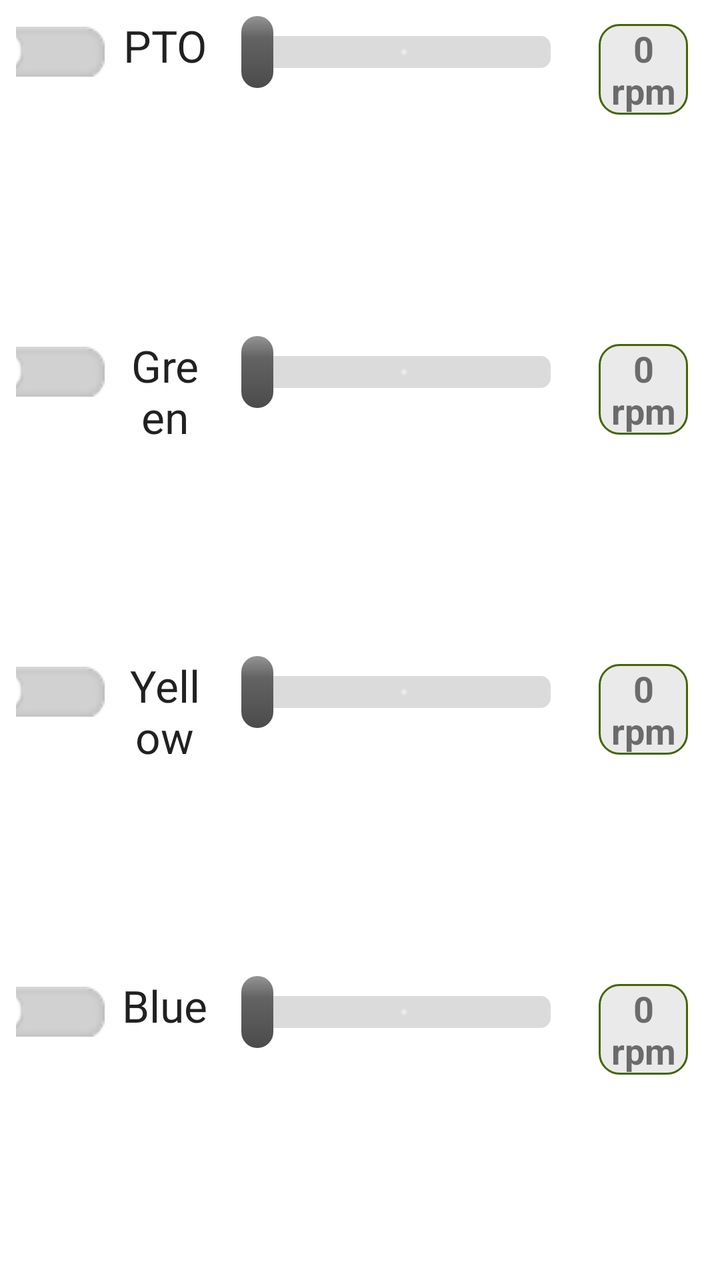
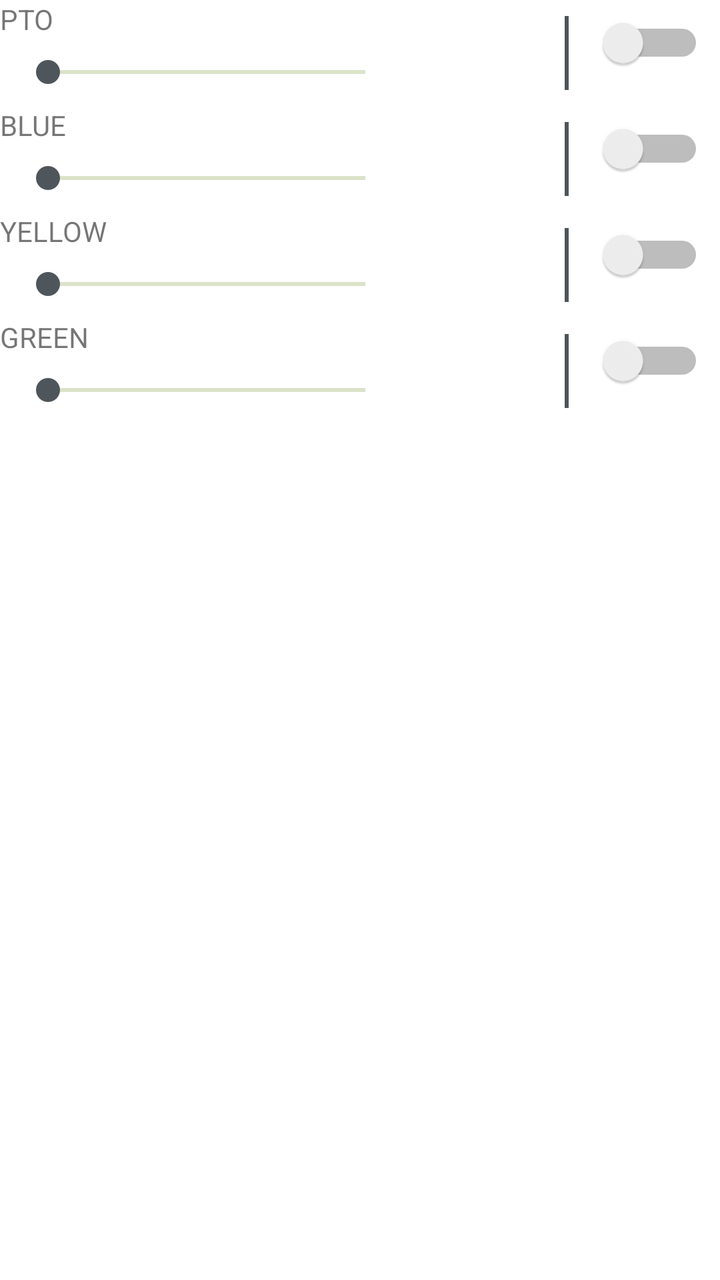

The first picture is an Android layout as it rendered before a commit; the second is the same layout after the commit. The layout source and the unified diff follow.
<!-- AndroidManifest.xml: application theme AppTheme -->
<!-- res/layout/view_hitch.xml -->
<LinearLayout android:layout_width="match_parent"
    android:layout_height="wrap_content"
    xmlns:android="http://schemas.android.com/apk/res/android"
    xmlns:app="http://schemas.android.com/apk/res-auto"
    android:orientation="vertical"
    android:layout_gravity="center_vertical">


    <LinearLayout
        android:layout_width="match_parent"
        android:layout_height="0dp"
        android:layout_weight="1"
        android:orientation="horizontal"
        android:layout_margin="@dimen/margin_medium">

        <Switch
            android:id="@+id/ptoSwitch"
            style="@style/AgribotSwitch"
            android:layout_width="0dp"
            android:layout_height="wrap_content"
            android:layout_weight="1"/>

        <TextView
            android:id="@+id/ptoText"
            android:layout_width="0dp"
            android:layout_height="wrap_content"
            android:layout_weight="1"
            android:gravity="center"
            android:layout_marginStart="@dimen/margin_medium"
            android:text="@string/pto"
            android:textAppearance="@style/Base.TextAppearance.AppCompat.Large" />

        <androidx.appcompat.widget.AppCompatSeekBar
            android:layout_width="0dp"
            android:layout_height="wrap_content"
            android:layout_weight="4"
            android:layout_marginStart="@dimen/margin_medium"
            android:layout_marginEnd="@dimen/margin_medium"
            android:id="@+id/ptoSlider"
            android:background="@android:color/white"
            android:max="100"
            android:progressDrawable="@drawable/slider_progress"
            android:splitTrack="false"
            android:theme="@style/Widget.AppCompat.SeekBar.Discrete"
            android:thumb="@drawable/slider_thumb"
            app:tickMark="@null" />

        <TextView
            android:id="@+id/ptoValueText"
            android:layout_width="0dp"
            android:layout_height="wrap_content"
            android:layout_weight="1"
            android:layout_marginEnd="@dimen/margin_medium"
            android:background="@drawable/shape_gears_background_transparent"
            android:gravity="center"
            android:text="@string/no_rpm"
            android:textSize="@dimen/text_size_large"
            android:textStyle="bold" />

     </LinearLayout>

    <LinearLayout
        android:layout_width="match_parent"
        android:layout_height="0dp"
        android:layout_weight="1"
        android:orientation="horizontal"
        android:layout_margin="@dimen/margin_medium">

        <Switch
            android:id="@+id/greenSwitch"
            style="@style/AgribotSwitch"
            android:layout_width="0dp"
            android:layout_height="wrap_content"
            android:layout_weight="1" />

        <TextView
            android:id="@+id/greenText"
            android:layout_width="0dp"
            android:layout_height="wrap_content"
            android:layout_weight="1"
            android:gravity="center"
            android:layout_marginStart="@dimen/margin_medium"
            android:text="@string/green"
            android:textAppearance="@style/Base.TextAppearance.AppCompat.Large" />

        <androidx.appcompat.widget.AppCompatSeekBar
            android:id="@+id/greenSlider"
            android:layout_width="0dp"
            android:layout_height="wrap_content"
            android:layout_weight="4"
            android:layout_marginLeft="@dimen/margin_medium"
            android:layout_marginRight="@dimen/margin_medium"
            android:background="@android:color/white"
            android:max="100"
            android:progressDrawable="@drawable/slider_progress"
            android:splitTrack="false"
            android:theme="@style/Widget.AppCompat.SeekBar.Discrete"
            android:thumb="@drawable/slider_thumb"
            app:tickMark="@null" />

        <TextView
            android:id="@+id/greenValueText"
            android:layout_width="0dp"
            android:layout_height="wrap_content"
            android:layout_weight="1"
            android:layout_marginEnd="@dimen/margin_medium"
            android:background="@drawable/shape_gears_background_transparent"
            android:gravity="center"
            android:text="@string/no_rpm"
            android:textSize="@dimen/text_size_large"
            android:textStyle="bold" />

    </LinearLayout>

    <LinearLayout
        android:layout_width="match_parent"
        android:layout_height="0dp"
        android:layout_weight="1"
        android:orientation="horizontal"
        android:layout_margin="@dimen/margin_medium">

        <Switch
            android:id="@+id/YellowSwitch"
            style="@style/AgribotSwitch"
            android:layout_width="0dp"
            android:layout_height="wrap_content"
            android:layout_weight="1" />

        <TextView
            android:id="@+id/YellowText"
            android:layout_width="0dp"
            android:layout_height="wrap_content"
            android:layout_weight="1"
            android:gravity="center"
            android:layout_marginStart="@dimen/margin_medium"
            android:text="@string/yellow"
            android:textAppearance="@style/Base.TextAppearance.AppCompat.Large" />

        <androidx.appcompat.widget.AppCompatSeekBar
            android:layout_width="0dp"
            android:layout_height="wrap_content"
            android:layout_weight="4"
            android:layout_marginLeft="@dimen/margin_medium"
            android:layout_marginRight="@dimen/margin_medium"
            android:id="@+id/YellowSlider"
            android:background="@android:color/white"
            android:max="100"
            android:progressDrawable="@drawable/slider_progress"
            android:splitTrack="false"
            android:theme="@style/Widget.AppCompat.SeekBar.Discrete"
            android:thumb="@drawable/slider_thumb"
            app:tickMark="@null" />

        <TextView
            android:id="@+id/YellowValueText"
            android:layout_width="0dp"
            android:layout_height="wrap_content"
            android:layout_weight="1"
            android:layout_marginEnd="@dimen/margin_medium"
            android:background="@drawable/shape_gears_background_transparent"
            android:gravity="center"
            android:text="@string/no_rpm"
            android:textSize="@dimen/text_size_large"
            android:textStyle="bold" />

    </LinearLayout>

    <LinearLayout
        android:layout_width="match_parent"
        android:layout_height="0dp"
        android:layout_weight="1"
        android:orientation="horizontal"
        android:layout_margin="@dimen/margin_medium">

        <Switch
            android:id="@+id/BlueSwitch"
            style="@style/AgribotSwitch"
            android:layout_width="0dp"
            android:layout_height="wrap_content"
            android:layout_weight="1" />

        <TextView
            android:id="@+id/BlueText"
            android:layout_width="0dp"
            android:layout_height="wrap_content"
            android:layout_weight="1"
            android:gravity="center"
            android:layout_marginStart="@dimen/margin_medium"
            android:text="@string/blue"
            android:textAppearance="@style/Base.TextAppearance.AppCompat.Large" />

        <androidx.appcompat.widget.AppCompatSeekBar
            android:layout_width="0dp"
            android:layout_height="wrap_content"
            android:layout_weight="4"
            android:layout_marginLeft="@dimen/margin_medium"
            android:layout_marginRight="@dimen/margin_medium"
            android:id="@+id/BlueSlider"
            android:background="@android:color/white"
            android:max="100"
            android:progressDrawable="@drawable/slider_progress"
            android:splitTrack="false"
            android:theme="@style/Widget.AppCompat.SeekBar.Discrete"
            android:thumb="@drawable/slider_thumb"
            app:tickMark="@null" />

        <TextView
            android:id="@+id/BlueValueText"
            android:layout_width="0dp"
            android:layout_height="wrap_content"
            android:layout_weight="1"
            android:layout_marginEnd="@dimen/margin_medium"
            android:background="@drawable/shape_gears_background_transparent"
            android:gravity="center"
            android:text="@string/no_rpm"
            android:textSize="@dimen/text_size_large"
            android:textStyle="bold" />

    </LinearLayout>

</LinearLayout>
<!-- resources referenced by this layout -->
<resources>
  <dimen name="margin_medium">8dp</dimen>
  <dimen name="text_size_large">18sp</dimen>
  <!-- drawable shape_gears_background_transparent (drawable) -->
  <?xml version="1.0" encoding="utf-8"?>
  <shape xmlns:android="http://schemas.android.com/apk/res/android"
      android:shape="rectangle">
  
      <solid android:color="#9DDD"></solid>
  
      <stroke
          android:width="3px"
          android:color="@color/colorPrimaryDark"></stroke>
  
  
      <corners android:radius="10dp"></corners>
  
  </shape>
  <!-- drawable slider_progress (drawable) -->
  <layer-list xmlns:android="http://schemas.android.com/apk/res/android">
      <item android:id="@android:id/background">
          <shape>
              <corners android:radius="5dip" />
              <gradient
                  android:endColor="#dbdbdb"
                  android:gradientRadius="2dp"
                  android:startColor="#f1f1f1"
                  android:type="radial" />
          </shape>
      </item>
  
      <item android:id="@android:id/secondaryProgress">
          <clip>
              <shape>
                  <corners android:radius="5dip" />
                  <gradient
                      android:angle="45"
                      android:centerColor="#9fd15f"
                      android:centerX="0.7"
                      android:endColor="#b0db7c"
                      android:startColor="#7cbb2c" />
              </shape>
          </clip>
      </item>
  
      <item android:id="@android:id/progress">
          <clip>
              <shape>
                  <corners android:radius="5dip" />
                  <gradient
                      android:angle="45"
                      android:centerColor="#9fd15f"
                      android:centerX="0.7"
                      android:endColor="#b0db7c"
                      android:startColor="#7cbb2c" />
              </shape>
          </clip>
      </item>
  </layer-list>
  <!-- drawable slider_thumb (drawable) -->
  <?xml version="1.0" encoding="utf-8"?>
  <shape xmlns:android="http://schemas.android.com/apk/res/android"
      android:shape="rectangle">
      <size
          android:width="16dp"
          android:height="36dp" />
      <gradient
          android:angle="90"
          android:centerColor="#636363"
          android:centerX="0.7"
          android:endColor="#959595"
          android:startColor="#4b4b4b" />
  
      <corners android:radius="8dp" />
  
  </shape>
  <string name="blue">Blue</string>
  <string name="green">Green</string>
  <string name="no_rpm">0 rpm</string>
  <string name="pto">PTO</string>
  <string name="yellow">Yellow</string>
  <style name="AgribotSwitch">
          <item name="android:track">@drawable/selector_switch_track</item>
          <item name="android:thumb">@drawable/switch_thumb</item>
          <item name="android:switchMinWidth">64dp</item>
      </style>
  <style name="AppTheme" parent="Theme.MaterialComponents.Light.DarkActionBar">
          
          <item name="colorPrimary">@color/colorPrimary</item>
          <item name="colorPrimaryDark">@color/colorPrimaryDark</item>
          <item name="colorAccent">@color/colorAccent</item>
      </style>
  <color name="colorPrimaryDark">@color/base_green_darker</color>
  <!-- drawable selector_switch_track (drawable) -->
  <?xml version="1.0" encoding="utf-8"?>
  <selector xmlns:android="http://schemas.android.com/apk/res/android">
      <item android:drawable="@drawable/switch_track_unchecked" android:state_checked="false" />
      <item android:drawable="@drawable/switch_track_checked" android:state_checked="true"/>
  </selector>
  <!-- drawable switch_thumb: png bitmap (drawable, 1503 bytes) -->
  <color name="colorPrimary">@color/base_green</color>
  <color name="colorAccent">@color/gray</color>
  <color name="base_green_darker">#426600</color>
  <!-- drawable switch_track_unchecked: png bitmap (drawable, 1256 bytes) -->
  <!-- drawable switch_track_checked: png bitmap (drawable, 1435 bytes) -->
  <color name="base_green">#719430</color>
  <color name="gray">#4E555B</color>
</resources>

<!-- the commit's change to res/layout/view_hitch.xml (unified diff, before → after) -->
@@ -3,219 +3,194 @@
     xmlns:android="http://schemas.android.com/apk/res/android"
     xmlns:app="http://schemas.android.com/apk/res-auto"
     android:orientation="vertical"
-    android:layout_gravity="center_vertical">
+    android:layout_gravity="center">
 
 
     <LinearLayout
         android:layout_width="match_parent"
-        android:layout_height="0dp"
-        android:layout_weight="1"
-        android:orientation="horizontal"
-        android:layout_margin="@dimen/margin_medium">
+        android:layout_height="wrap_content"
+        android:orientation="horizontal">
 
-        <Switch
-            android:id="@+id/ptoSwitch"
-            style="@style/AgribotSwitch"
-            android:layout_width="0dp"
-            android:layout_height="wrap_content"
-            android:layout_weight="1"/>
-
-        <TextView
-            android:id="@+id/ptoText"
-            android:layout_width="0dp"
-            android:layout_height="wrap_content"
-            android:layout_weight="1"
-            android:gravity="center"
-            android:layout_marginStart="@dimen/margin_medium"
-            android:text="@string/pto"
-            android:textAppearance="@style/Base.TextAppearance.AppCompat.Large" />
-
-        <androidx.appcompat.widget.AppCompatSeekBar
+        <LinearLayout
             android:layout_width="0dp"
             android:layout_height="wrap_content"
             android:layout_weight="4"
-            android:layout_marginStart="@dimen/margin_medium"
-            android:layout_marginEnd="@dimen/margin_medium"
-            android:id="@+id/ptoSlider"
-            android:background="@android:color/white"
-            android:max="100"
-            android:progressDrawable="@drawable/slider_progress"
-            android:splitTrack="false"
-            android:theme="@style/Widget.AppCompat.SeekBar.Discrete"
-            android:thumb="@drawable/slider_thumb"
-            app:tickMark="@null" />
+            android:orientation="vertical">
+
+            <TextView
+                android:layout_width="wrap_content"
+                android:layout_height="wrap_content"
+                android:text="PTO"
+                android:textSize="@dimen/text_size_medium" />
+
+            <SeekBar
+                android:layout_width="match_parent"
+                android:layout_height="wrap_content"
+                android:progressBackgroundTint="@color/base_green"
+                android:layout_margin="@dimen/margin_medium" />
+        </LinearLayout>
+
 
         <TextView
-            android:id="@+id/ptoValueText"
             android:layout_width="0dp"
             android:layout_height="wrap_content"
+            android:layout_margin="@dimen/margin_medium"
             android:layout_weight="1"
-            android:layout_marginEnd="@dimen/margin_medium"
-            android:background="@drawable/shape_gears_background_transparent"
-            android:gravity="center"
-            android:text="@string/no_rpm"
-            android:textSize="@dimen/text_size_large"
             android:textStyle="bold" />
 
-     </LinearLayout>
-
-    <LinearLayout
-        android:layout_width="match_parent"
-        android:layout_height="0dp"
-        android:layout_weight="1"
-        android:orientation="horizontal"
-        android:layout_margin="@dimen/margin_medium">
+        <View
+            android:layout_width="2dp"
+            android:layout_height="match_parent"
+            android:layout_margin="@dimen/margin_medium"
+            android:background="@color/gray" />
 
         <Switch
-            android:id="@+id/greenSwitch"
-            style="@style/AgribotSwitch"
             android:layout_width="0dp"
             android:layout_height="wrap_content"
+            android:layout_margin="@dimen/margin_medium"
             android:layout_weight="1" />
 
-        <TextView
-            android:id="@+id/greenText"
-            android:layout_width="0dp"
-            android:layout_height="wrap_content"
-            android:layout_weight="1"
-            android:gravity="center"
-            android:layout_marginStart="@dimen/margin_medium"
-            android:text="@string/green"
-            android:textAppearance="@style/Base.TextAppearance.AppCompat.Large" />
-
-        <androidx.appcompat.widget.AppCompatSeekBar
-            android:id="@+id/greenSlider"
-            android:layout_width="0dp"
-            android:layout_height="wrap_content"
-            android:layout_weight="4"
-            android:layout_marginLeft="@dimen/margin_medium"
-            android:layout_marginRight="@dimen/margin_medium"
-            android:background="@android:color/white"
-            android:max="100"
-            android:progressDrawable="@drawable/slider_progress"
-            android:splitTrack="false"
-            android:theme="@style/Widget.AppCompat.SeekBar.Discrete"
-            android:thumb="@drawable/slider_thumb"
-            app:tickMark="@null" />
-
-        <TextView
-            android:id="@+id/greenValueText"
-            android:layout_width="0dp"
-            android:layout_height="wrap_content"
-            android:layout_weight="1"
-            android:layout_marginEnd="@dimen/margin_medium"
-            android:background="@drawable/shape_gears_background_transparent"
-            android:gravity="center"
-            android:text="@string/no_rpm"
-            android:textSize="@dimen/text_size_large"
-            android:textStyle="bold" />
 
     </LinearLayout>
 
     <LinearLayout
         android:layout_width="match_parent"
-        android:layout_height="0dp"
-        android:layout_weight="1"
-        android:orientation="horizontal"
-        android:layout_margin="@dimen/margin_medium">
+        android:layout_height="wrap_content"
+        android:orientation="horizontal">
 
-        <Switch
-            android:id="@+id/YellowSwitch"
-            style="@style/AgribotSwitch"
-            android:layout_width="0dp"
-            android:layout_height="wrap_content"
-            android:layout_weight="1" />
-
-        <TextView
-            android:id="@+id/YellowText"
-            android:layout_width="0dp"
-            android:layout_height="wrap_content"
-            android:layout_weight="1"
-            android:gravity="center"
-            android:layout_marginStart="@dimen/margin_medium"
-            android:text="@string/yellow"
-            android:textAppearance="@style/Base.TextAppearance.AppCompat.Large" />
-
-        <androidx.appcompat.widget.AppCompatSeekBar
+        <LinearLayout
             android:layout_width="0dp"
             android:layout_height="wrap_content"
             android:layout_weight="4"
-            android:layout_marginLeft="@dimen/margin_medium"
-            android:layout_marginRight="@dimen/margin_medium"
-            android:id="@+id/YellowSlider"
-            android:background="@android:color/white"
-            android:max="100"
-            android:progressDrawable="@drawable/slider_progress"
-            android:splitTrack="false"
-            android:theme="@style/Widget.AppCompat.SeekBar.Discrete"
-            android:thumb="@drawable/slider_thumb"
-            app:tickMark="@null" />
+            android:orientation="vertical">
+
+            <TextView
+                android:layout_width="wrap_content"
+                android:layout_height="wrap_content"
+                android:text="BLUE"
+                android:textSize="@dimen/text_size_medium" />
+
+            <SeekBar
+                android:layout_width="match_parent"
+                android:layout_height="wrap_content"
+                android:progressBackgroundTint="@color/base_green"
+                android:layout_margin="@dimen/margin_medium" />
+        </LinearLayout>
+
 
         <TextView
-            android:id="@+id/YellowValueText"
             android:layout_width="0dp"
             android:layout_height="wrap_content"
+            android:layout_margin="@dimen/margin_medium"
             android:layout_weight="1"
-            android:layout_marginEnd="@dimen/margin_medium"
-            android:background="@drawable/shape_gears_background_transparent"
-            android:gravity="center"
-            android:text="@string/no_rpm"
-            android:textSize="@dimen/text_size_large"
             android:textStyle="bold" />
+
+        <View
+            android:layout_width="2dp"
+            android:layout_height="match_parent"
+            android:layout_margin="@dimen/margin_medium"
+            android:background="@color/gray" />
+
+        <Switch
+            android:layout_width="0dp"
+            android:layout_height="wrap_content"
+            android:layout_margin="@dimen/margin_medium"
+            android:layout_weight="1" />
+
 
     </LinearLayout>
 
     <LinearLayout
         android:layout_width="match_parent"
-        android:layout_height="0dp"
-        android:layout_weight="1"
-        android:orientation="horizontal"
-        android:layout_margin="@dimen/margin_medium">
+        android:layout_height="wrap_content"
+        android:orientation="horizontal">
 
-        <Switch
-            android:id="@+id/BlueSwitch"
-            style="@style/AgribotSwitch"
-            android:layout_width="0dp"
-            android:layout_height="wrap_content"
-            android:layout_weight="1" />
-
-        <TextView
-            android:id="@+id/BlueText"
-            android:layout_width="0dp"
-            android:layout_height="wrap_content"
-            android:layout_weight="1"
-            android:gravity="center"
-            android:layout_marginStart="@dimen/margin_medium"
-            android:text="@string/blue"
-            android:textAppearance="@style/Base.TextAppearance.AppCompat.Large" />
-
-        <androidx.appcompat.widget.AppCompatSeekBar
+        <LinearLayout
             android:layout_width="0dp"
             android:layout_height="wrap_content"
             android:layout_weight="4"
-            android:layout_marginLeft="@dimen/margin_medium"
-            android:layout_marginRight="@dimen/margin_medium"
-            android:id="@+id/BlueSlider"
-            android:background="@android:color/white"
-            android:max="100"
-            android:progressDrawable="@drawable/slider_progress"
-            android:splitTrack="false"
-            android:theme="@style/Widget.AppCompat.SeekBar.Discrete"
-            android:thumb="@drawable/slider_thumb"
-            app:tickMark="@null" />
+            android:orientation="vertical">
+
+            <TextView
+                android:layout_width="wrap_content"
+                android:layout_height="wrap_content"
+                android:text="YELLOW"
+                android:textSize="@dimen/text_size_medium" />
+
+            <SeekBar
+                android:layout_width="match_parent"
+                android:layout_height="wrap_content"
+                android:progressBackgroundTint="@color/base_green"
+                android:layout_margin="@dimen/margin_medium" />
+        </LinearLayout>
+
 
         <TextView
-            android:id="@+id/BlueValueText"
             android:layout_width="0dp"
             android:layout_height="wrap_content"
+            android:layout_margin="@dimen/margin_medium"
             android:layout_weight="1"
-            android:layout_marginEnd="@dimen/margin_medium"
-            android:background="@drawable/shape_gears_background_transparent"
-            android:gravity="center"
-            android:text="@string/no_rpm"
-            android:textSize="@dimen/text_size_large"
             android:textStyle="bold" />
+
+        <View
+            android:layout_width="2dp"
+            android:layout_height="match_parent"
+            android:layout_margin="@dimen/margin_medium"
+            android:background="@color/gray" />
+
+        <Switch
+            android:layout_width="0dp"
+            android:layout_height="wrap_content"
+            android:layout_margin="@dimen/margin_medium"
+            android:layout_weight="1" />
+
 
     </LinearLayout>
 
+    <LinearLayout
+        android:layout_width="match_parent"
+        android:layout_height="wrap_content"
+        android:orientation="horizontal">
+
+        <LinearLayout
+            android:layout_width="0dp"
+            android:layout_height="wrap_content"
+            android:layout_weight="4"
+            android:orientation="vertical">
+
+            <TextView
+                android:layout_width="wrap_content"
+                android:layout_height="wrap_content"
+                android:text="GREEN"
+                android:textSize="@dimen/text_size_medium" />
+
+            <SeekBar
+                android:layout_width="match_parent"
+                android:layout_height="wrap_content"
+                android:progressBackgroundTint="@color/base_green"
+                android:layout_margin="@dimen/margin_medium" />
+        </LinearLayout>
+
+
+        <TextView
+            android:layout_width="0dp"
+            android:layout_height="wrap_content"
+            android:layout_margin="@dimen/margin_medium"
+            android:layout_weight="1"
+            android:textStyle="bold" />
+
+        <View
+            android:layout_width="2dp"
+            android:layout_height="match_parent"
+            android:layout_margin="@dimen/margin_medium"
+            android:background="@color/gray" />
+
+        <Switch
+            android:layout_width="0dp"
+            android:layout_height="wrap_content"
+            android:layout_margin="@dimen/margin_medium"
+            android:layout_weight="1" />
+
+
+    </LinearLayout>
 </LinearLayout>
<!-- resource entries referenced after the edit -->
@@ -1,90 +1,7 @@
 <!-- resources referenced by this layout -->
 <resources>
   <dimen name="margin_medium">8dp</dimen>
-  <dimen name="text_size_large">18sp</dimen>
-  <!-- drawable shape_gears_background_transparent (drawable) -->
-  <?xml version="1.0" encoding="utf-8"?>
-  <shape xmlns:android="http://schemas.android.com/apk/res/android"
-      android:shape="rectangle">
-  
-      <solid android:color="#9DDD"></solid>
-  
-      <stroke
-          android:width="3px"
-          android:color="@color/colorPrimaryDark"></stroke>
-  
-  
-      <corners android:radius="10dp"></corners>
-  
-  </shape>
-  <!-- drawable slider_progress (drawable) -->
-  <layer-list xmlns:android="http://schemas.android.com/apk/res/android">
-      <item android:id="@android:id/background">
-          <shape>
-              <corners android:radius="5dip" />
-              <gradient
-                  android:endColor="#dbdbdb"
-                  android:gradientRadius="2dp"
-                  android:startColor="#f1f1f1"
-                  android:type="radial" />
-          </shape>
-      </item>
-  
-      <item android:id="@android:id/secondaryProgress">
-          <clip>
-              <shape>
-                  <corners android:radius="5dip" />
-                  <gradient
-                      android:angle="45"
-                      android:centerColor="#9fd15f"
-                      android:centerX="0.7"
-                      android:endColor="#b0db7c"
-                      android:startColor="#7cbb2c" />
-              </shape>
-          </clip>
-      </item>
-  
-      <item android:id="@android:id/progress">
-          <clip>
-              <shape>
-                  <corners android:radius="5dip" />
-                  <gradient
-                      android:angle="45"
-                      android:centerColor="#9fd15f"
-                      android:centerX="0.7"
-                      android:endColor="#b0db7c"
-                      android:startColor="#7cbb2c" />
-              </shape>
-          </clip>
-      </item>
-  </layer-list>
-  <!-- drawable slider_thumb (drawable) -->
-  <?xml version="1.0" encoding="utf-8"?>
-  <shape xmlns:android="http://schemas.android.com/apk/res/android"
-      android:shape="rectangle">
-      <size
-          android:width="16dp"
-          android:height="36dp" />
-      <gradient
-          android:angle="90"
-          android:centerColor="#636363"
-          android:centerX="0.7"
-          android:endColor="#959595"
-          android:startColor="#4b4b4b" />
-  
-      <corners android:radius="8dp" />
-  
-  </shape>
-  <string name="blue">Blue</string>
-  <string name="green">Green</string>
-  <string name="no_rpm">0 rpm</string>
-  <string name="pto">PTO</string>
-  <string name="yellow">Yellow</string>
-  <style name="AgribotSwitch">
-          <item name="android:track">@drawable/selector_switch_track</item>
-          <item name="android:thumb">@drawable/switch_thumb</item>
-          <item name="android:switchMinWidth">64dp</item>
-      </style>
+  <dimen name="text_size_medium">14sp</dimen>
   <style name="AppTheme" parent="Theme.MaterialComponents.Light.DarkActionBar">
           
           <item name="colorPrimary">@color/colorPrimary</item>
@@ -92,18 +9,9 @@
           <item name="colorAccent">@color/colorAccent</item>
       </style>
   <color name="colorPrimaryDark">@color/base_green_darker</color>
-  <!-- drawable selector_switch_track (drawable) -->
-  <?xml version="1.0" encoding="utf-8"?>
-  <selector xmlns:android="http://schemas.android.com/apk/res/android">
-      <item android:drawable="@drawable/switch_track_unchecked" android:state_checked="false" />
-      <item android:drawable="@drawable/switch_track_checked" android:state_checked="true"/>
-  </selector>
-  <!-- drawable switch_thumb: png bitmap (drawable, 1503 bytes) -->
   <color name="colorPrimary">@color/base_green</color>
   <color name="colorAccent">@color/gray</color>
   <color name="base_green_darker">#426600</color>
-  <!-- drawable switch_track_unchecked: png bitmap (drawable, 1256 bytes) -->
-  <!-- drawable switch_track_checked: png bitmap (drawable, 1435 bytes) -->
   <color name="base_green">#719430</color>
   <color name="gray">#4E555B</color>
 </resources>
